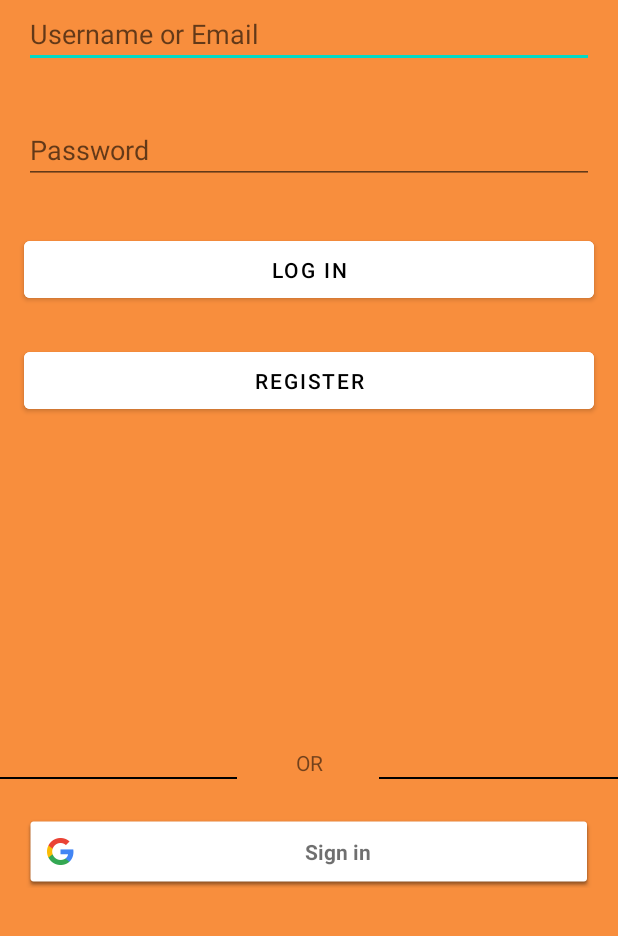
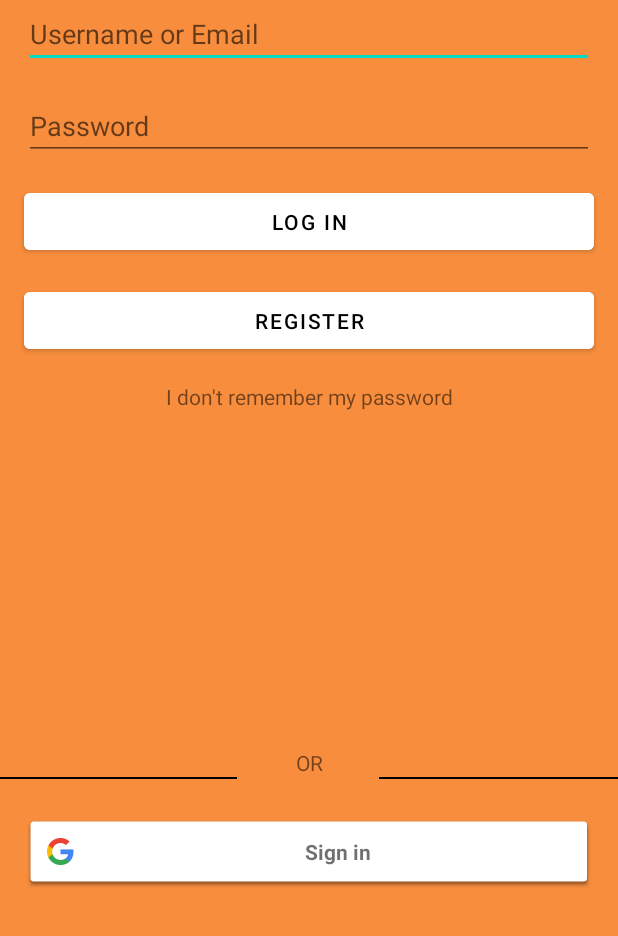
Before and after one commit to xexi81/Conecta4Login, an Android app: the screen it shows after launch (MainActivity), on a phone screen of 412 x 824 dp, the part 300-1236 px from its top. Run offline under Robolectric (Android 15) with nearby library versions, the phone set to English and light mode, and no system bars; our stand-ins replace Firebase (no records; nobody signed in at launch, a user with empty details on screens opened directly); 6 statements that could not run were skipped.

Commit message:
v4: Añadido recuperar password y login con Google

```diff
--- a/app/src/main/java/com/xexi/conecta4Login/data/login/IRepoGetUserLogged.kt
+++ b/app/src/main/java/com/xexi/conecta4Login/data/login/IRepoGetUserLogged.kt
@@ -1,10 +1,14 @@
 package com.xexi.conecta4Login.data.login
 
+import android.app.Activity
+import android.content.Context
+import com.google.android.gms.auth.api.signin.GoogleSignInAccount
 import com.xexi.conecta4Login.base.Resource
 
 interface IRepoGetUserLogged {
     suspend fun getUserLogged(): Resource<User>
     suspend fun registerUser(email: String, password: String): Resource<Boolean>
     suspend fun loginUser(email: String, password: String): Resource<Boolean>
-    suspend fun loginGoogleUser(email: String, password: String): Resource<Boolean>
+    suspend fun firebaseAuthWithGoogle(account: GoogleSignInAccount): Resource<Boolean>
+    suspend fun resetUser(email: String): Resource<Boolean>
 }
--- a/app/src/main/java/com/xexi/conecta4Login/domain/login/GetUserLoginImpl.kt
+++ b/app/src/main/java/com/xexi/conecta4Login/domain/login/GetUserLoginImpl.kt
@@ -1,5 +1,8 @@
 package com.xexi.conecta4Login.domain.login
 
+import android.app.Activity
+import android.content.Context
+import com.google.android.gms.auth.api.signin.GoogleSignInAccount
 import com.xexi.conecta4Login.base.Resource
 import com.xexi.conecta4Login.data.login.IRepoGetUserLogged
 import com.xexi.conecta4Login.data.login.User
@@ -8,5 +11,6 @@ class GetUserLoginImpl(private val repo: IRepoGetUserLogged): IGetUserLogin {
         override suspend fun getUserLogged(): Resource<User> = repo.getUserLogged()
         override suspend fun registerUser(email: String, password: String): Resource<Boolean> = repo.registerUser(email, password)
         override suspend fun loginUser(email: String, password: String): Resource<Boolean> = repo.loginUser(email, password)
-        override suspend fun loginGoogleUser(email: String, password: String): Resource<Boolean> = repo.loginGoogleUser(email, password)
+        override suspend fun firebaseAuthWithGoogle(account: GoogleSignInAccount): Resource<Boolean> = repo.firebaseAuthWithGoogle(account)
+        override suspend fun resetUser(email: String): Resource<Boolean> = repo.resetUser(email)
 }
--- a/app/src/main/java/com/xexi/conecta4Login/domain/login/IGetUserLogin.kt
+++ b/app/src/main/java/com/xexi/conecta4Login/domain/login/IGetUserLogin.kt
@@ -1,5 +1,8 @@
 package com.xexi.conecta4Login.domain.login
 
+import android.app.Activity
+import android.content.Context
+import com.google.android.gms.auth.api.signin.GoogleSignInAccount
 import com.xexi.conecta4Login.base.Resource
 import com.xexi.conecta4Login.data.login.User
 
@@ -7,5 +10,6 @@ interface IGetUserLogin {
     suspend fun getUserLogged(): Resource<User>
     suspend fun registerUser(email: String, password: String): Resource<Boolean>
     suspend fun loginUser(email: String, password: String): Resource<Boolean>
-    suspend fun loginGoogleUser(email: String, password: String): Resource<Boolean>
+    suspend fun firebaseAuthWithGoogle (account: GoogleSignInAccount): Resource<Boolean>
+    suspend fun resetUser(email: String): Resource<Boolean>
 }
--- a/app/src/main/res/layout/activity_main.xml
+++ b/app/src/main/res/layout/activity_main.xml
@@ -34,28 +34,28 @@
         android:layout_width="match_parent"
         android:layout_height="wrap_content"
         android:layout_marginStart="16dp"
-        android:layout_marginTop="32dp"
+        android:layout_marginTop="16dp"
         android:layout_marginEnd="16dp"
         android:ems="10"
         android:hint="Password"
         android:inputType="textPersonName|textPassword"
         app:layout_constraintEnd_toEndOf="parent"
         app:layout_constraintStart_toStartOf="parent"
-        app:layout_constraintTop_toBottomOf="@+id/txtUsername"/>
+        app:layout_constraintTop_toBottomOf="@+id/txtUsername" />
 
     <Button
         android:id="@+id/btnLogin"
         android:layout_width="match_parent"
         android:layout_height="50dp"
         android:layout_marginStart="16dp"
-        android:layout_marginTop="32dp"
+        android:layout_marginTop="16dp"
         android:layout_marginEnd="16dp"
+        android:backgroundTint="@color/white"
         android:text="LOG IN"
+        android:textColor="@color/black"
         app:layout_constraintEnd_toEndOf="parent"
         app:layout_constraintStart_toStartOf="parent"
-        app:layout_constraintTop_toBottomOf="@+id/txtPassword"
-        android:backgroundTint="@color/white"
-        android:textColor="@color/black"/>
+        app:layout_constraintTop_toBottomOf="@+id/txtPassword" />
 
 
     <Button
@@ -63,14 +63,25 @@
         android:layout_width="match_parent"
         android:layout_height="50dp"
         android:layout_marginStart="16dp"
-        android:layout_marginTop="24dp"
+        android:layout_marginTop="16dp"
         android:layout_marginEnd="16dp"
+        android:backgroundTint="@color/white"
         android:text="Register"
+        android:textColor="@color/black"
         app:layout_constraintEnd_toEndOf="parent"
         app:layout_constraintStart_toStartOf="parent"
-        app:layout_constraintTop_toBottomOf="@+id/btnLogin"
-        android:backgroundTint="@color/white"
-        android:textColor="@color/black"/>
+        app:layout_constraintTop_toBottomOf="@+id/btnLogin" />
+
+    <TextView
+        android:id="@+id/txtRememberPassword"
+        android:layout_width="match_parent"
+        android:layout_height="wrap_content"
+        android:layout_marginTop="16dp"
+        android:gravity="center_horizontal"
+        android:text="@string/password_remember"
+        app:layout_constraintEnd_toEndOf="parent"
+        app:layout_constraintStart_toStartOf="parent"
+        app:layout_constraintTop_toBottomOf="@+id/btnRegister" />
 
     <LinearLayout
         android:id="@+id/layoutFirst"
--- a/app/src/main/res/values/strings.xml
+++ b/app/src/main/res/values/strings.xml
@@ -1,3 +1,4 @@
 <resources>
     <string name="app_name">Conecta4Login</string>
+    <string name="password_remember">I don\'t remember my password</string>
 </resources>
```
Also changed, not shown: app/src/main/java/com/xexi/conecta4Login/data/login/RepoImplGetUserLogged.kt (+33 -14 lines), app/src/main/java/com/xexi/conecta4Login/presentation/login/MainActivity.kt (+53 -10 lines), app/src/main/java/com/xexi/conecta4Login/presentation/login/viewModel/MainViewModel.kt (+23 -4 lines).
